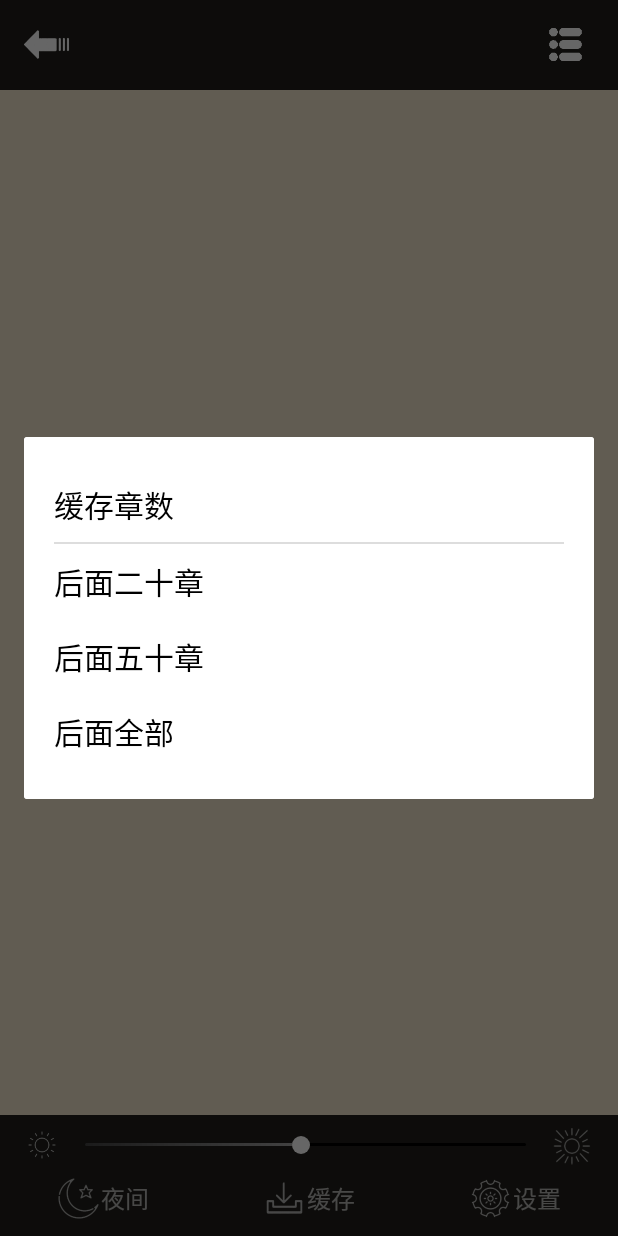
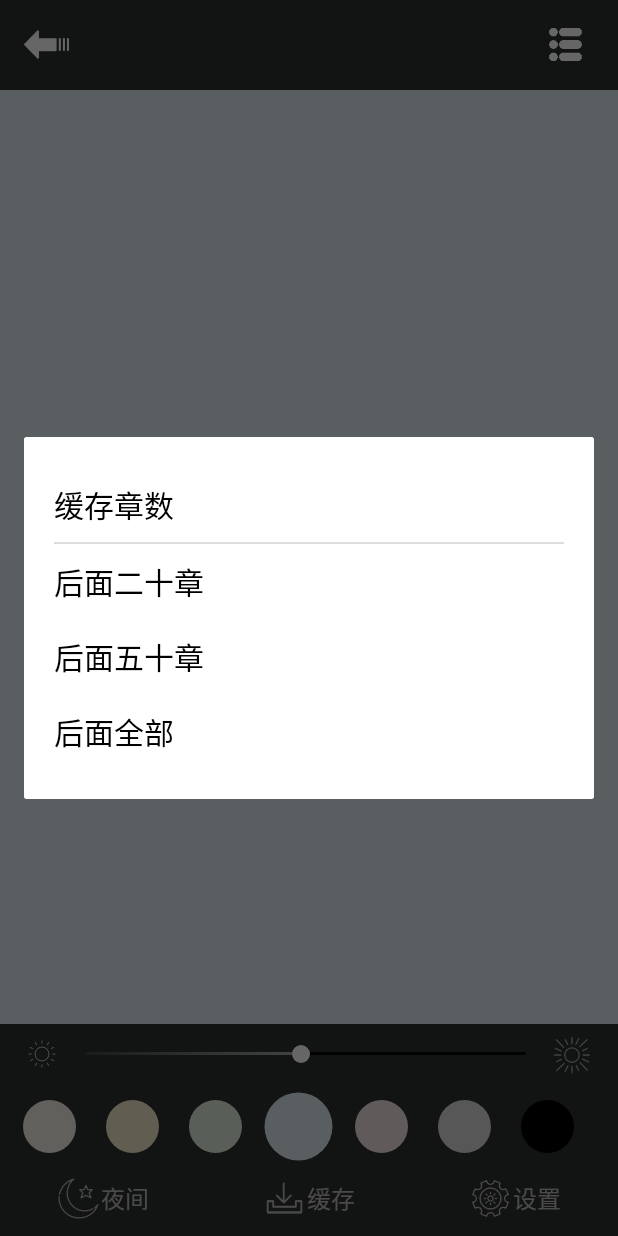
Before and after one commit to richardy2012/Novel, an Android app: the fragment TextPopupFragment placed in its activity, after a tap on "缓存", on a phone screen of 412 x 824 dp. Run offline under Robolectric (Android 15) with nearby library versions, the phone set to English and light mode, and no system bars; network calls fail; 19 statements that could not run were skipped; 3 other taps on this screen came first.

Commit message:
添加文本页面的主题选择

```diff
--- a/app/src/main/java/flandre/cn/novel/activity/IndexActivity.java
+++ b/app/src/main/java/flandre/cn/novel/activity/IndexActivity.java
@@ -469,11 +469,7 @@ public class IndexActivity extends BaseActivity implements PopUpAdapter.OnPopUpC
      * 用户具有两套主题, 一套是默认的主题, 一套是夜间的主题
      */
     private void changeConfigure() {
-        String name = NovelConfigureManager.getConfigure().getNowSourceKey();
-        String source = NovelConfigureManager.getConfigure().getNowSourceValue();
         NovelConfigureManager.changeConfigure();
-        NovelConfigureManager.getConfigure().setNowSourceKey(name);
-        NovelConfigureManager.getConfigure().setNowSourceValue(source);
         try {
             NovelConfigureManager.saveConfigure(NovelConfigureManager.getConfigure(), this);
         } catch (IOException e) {
--- a/app/src/main/java/flandre/cn/novel/activity/LocalMusicActivity.java
+++ b/app/src/main/java/flandre/cn/novel/activity/LocalMusicActivity.java
@@ -138,6 +138,7 @@ public class LocalMusicActivity extends BaseActivity {
         relativeLayout.setBackgroundColor(NovelConfigureManager.getConfigure().getBackgroundTheme());
         slideBar = findViewById(R.id.slideBar);
         permission = findViewById(R.id.permission);
+        permission.setTextColor(NovelConfigureManager.getConfigure().getAuthorTheme());
         findViewById(R.id.control).setOnLongClickListener(new View.OnLongClickListener() {
             @Override
             public boolean onLongClick(View v) {
--- a/app/src/main/java/flandre/cn/novel/fragment/TextPopupFragment.java
+++ b/app/src/main/java/flandre/cn/novel/fragment/TextPopupFragment.java
@@ -2,12 +2,17 @@ package flandre.cn.novel.fragment;
 
 import android.content.ContentResolver;
 import android.content.Intent;
+import android.graphics.Color;
 import android.graphics.drawable.Drawable;
+import android.graphics.drawable.GradientDrawable;
 import android.os.Bundle;
 import android.provider.Settings;
 import android.support.annotation.NonNull;
+import android.support.v7.widget.LinearLayoutManager;
+import android.support.v7.widget.RecyclerView;
 import android.view.*;
 import android.widget.*;
+import flandre.cn.novel.Tools.DisplayUtil;
 import flandre.cn.novel.activity.IndexActivity;
 import flandre.cn.novel.database.SQLTools;
 import flandre.cn.novel.info.NovelDownloadInfo;
@@ -20,6 +25,7 @@ import flandre.cn.novel.activity.MenuActivity;
 import flandre.cn.novel.activity.TextActivity;
 import flandre.cn.novel.database.SQLiteNovel;
 import flandre.cn.novel.serializable.SelectList;
+import flandre.cn.novel.view.CircleView;
 
 import java.io.*;
 import java.util.ArrayList;
@@ -29,7 +35,7 @@ import java.util.List;
  * 点击TextActivity中间时的弹出框
  * 2019.??
  */
-public class TextPopupFragment extends AttachFragment implements DownloadDialogFragment.onDownloadListener, View.OnClickListener{
+public class TextPopupFragment extends AttachFragment implements DownloadDialogFragment.onDownloadListener, View.OnClickListener {
     private TextView textView;
     private TextView download;
     private ImageView imageView;
@@ -39,7 +45,7 @@ public class TextPopupFragment extends AttachFragment implements DownloadDialogF
     public void onCreate(Bundle savedInstanceState) {
         super.onCreate(savedInstanceState);
         sqLiteNovel = SQLiteNovel.getSqLiteNovel(mContext.getApplicationContext());
-        ((TextActivity)mContext).addDownloadFinishListener(this);
+        ((TextActivity) mContext).addDownloadFinishListener(this);
     }
 
     @Override
@@ -52,7 +58,18 @@ public class TextPopupFragment extends AttachFragment implements DownloadDialogF
         setupTool(view);
         setupSeekBar(view);
         setupButton(view);
+        setupRecycleView(view);
         return view;
+    }
+
+    private void setupRecycleView(View view) {
+        RecyclerView recyclerView = view.findViewById(R.id.themeChoice);
+        LinearLayoutManager manager = new LinearLayoutManager(mContext);
+        manager.setOrientation(LinearLayoutManager.HORIZONTAL);
+        recyclerView.setLayoutManager(manager);
+        NovelConfigure configure = NovelConfigureManager.getConfigure();
+        Adapter adapter = new Adapter(configure.getNovelThemes(), configure.getNovelThemePosition());
+        recyclerView.setAdapter(adapter);
     }
 
     private void setupTool(View view) {
@@ -61,7 +78,7 @@ public class TextPopupFragment extends AttachFragment implements DownloadDialogF
         back.setOnClickListener(new View.OnClickListener() {
             @Override
             public void onClick(View v) {
-                ((TextActivity)mContext).finish();
+                ((TextActivity) mContext).finish();
             }
         });
         list.setOnClickListener(new View.OnClickListener() {
@@ -69,19 +86,19 @@ public class TextPopupFragment extends AttachFragment implements DownloadDialogF
             public void onClick(View v) {
                 Intent intent = new Intent(mContext, MenuActivity.class);
                 Bundle bundle = new Bundle();
-                if (((TextActivity)mContext).getTable() == null) {
+                if (((TextActivity) mContext).getTable() == null) {
                     List<String> list = new ArrayList<>();
-                    for (NovelTextItem textItem : ((TextActivity)mContext).list) {
+                    for (NovelTextItem textItem : ((TextActivity) mContext).list) {
                         list.add(textItem.getChapter());
                     }
                     SelectList<String> selectList = new SelectList<>();
                     selectList.setList(list);
                     bundle.putSerializable("list", selectList);
                 }
-                bundle.putString("table", ((TextActivity)mContext).getTable());
-                bundle.putInt("chapter", ((TextActivity)mContext).getChapter());
+                bundle.putString("table", ((TextActivity) mContext).getTable());
+                bundle.putInt("chapter", ((TextActivity) mContext).getChapter());
                 intent.putExtras(bundle);
-                ((TextActivity)mContext).startActivityForResult(intent, ((TextActivity)mContext).MENU_ACTIVITY_RETURN);
+                ((TextActivity) mContext).startActivityForResult(intent, ((TextActivity) mContext).MENU_ACTIVITY_RETURN);
             }
         });
     }
@@ -100,7 +117,7 @@ public class TextPopupFragment extends AttachFragment implements DownloadDialogF
         seekBar.setOnSeekBarChangeListener(new SeekBar.OnSeekBarChangeListener() {
             @Override
             public void onProgressChanged(SeekBar seekBar, int progress, boolean fromUser) {
-                Window window = ((TextActivity)mContext).getWindow();
+                Window window = ((TextActivity) mContext).getWindow();
                 WindowManager.LayoutParams lp = window.getAttributes();
                 lp.screenBrightness = progress / 255.0f;
                 window.setAttributes(lp);
@@ -142,7 +159,7 @@ public class TextPopupFragment extends AttachFragment implements DownloadDialogF
                     Intent intent = new Intent();
                     intent.setAction(IndexActivity.CHANGE_THEME);
                     mContext.sendBroadcast(intent);
-                    ((TextActivity)mContext).changeTheme();
+                    ((TextActivity) mContext).changeTheme();
                 } catch (IOException e) {
                     e.printStackTrace();
                 }
@@ -168,8 +185,8 @@ public class TextPopupFragment extends AttachFragment implements DownloadDialogF
 
     @Override
     public void onDownload(View v, int type) {
-        if (((TextActivity)mContext).getTable() != null)
-            if (((TextActivity)mContext).getService().download(String.valueOf(((TextActivity)mContext).getNovelInfo().getId()), type))
+        if (((TextActivity) mContext).getTable() != null)
+            if (((TextActivity) mContext).getService().download(String.valueOf(((TextActivity) mContext).getNovelInfo().getId()), type))
                 Toast.makeText(mContext, "开始下载", Toast.LENGTH_SHORT).show();
             else
                 Toast.makeText(mContext, "加入下载队列", Toast.LENGTH_SHORT).show();
@@ -190,8 +207,8 @@ public class TextPopupFragment extends AttachFragment implements DownloadDialogF
     }
 
     public void downloadUI(int downloadFinish, int downloadCount) {
-        if (((TextActivity)mContext).getService() != null) {
-            String text = "正在下载 " + ((TextActivity)mContext).getService().getDownloadTable() + "(" + downloadFinish + "/" + downloadCount + ")";
+        if (((TextActivity) mContext).getService() != null) {
+            String text = "正在下载 " + ((TextActivity) mContext).getService().getDownloadTable() + "(" + downloadFinish + "/" + downloadCount + ")";
             download.setText(text);
             download.setVisibility(View.VISIBLE);
         }
@@ -200,11 +217,67 @@ public class TextPopupFragment extends AttachFragment implements DownloadDialogF
     @Override
     public void onDestroy() {
         super.onDestroy();
-        ((TextActivity)mContext).removeDownloadFinishListener(this);
+        ((TextActivity) mContext).removeDownloadFinishListener(this);
     }
 
     @Override
     public void onClick(View v) {
 
     }
+
+    class Adapter extends RecyclerView.Adapter<Adapter.Holder> {
+        private NovelConfigure.NovelTheme[] novelThemes;
+        private int nowChoice;
+
+        public Adapter(NovelConfigure.NovelTheme[] novelThemes, int nowChoice) {
+            this.novelThemes = novelThemes;
+            this.nowChoice = nowChoice;
+        }
+
+        @NonNull
+        @Override
+        public Holder onCreateViewHolder(@NonNull ViewGroup viewGroup, int i) {
+            CircleView view = new CircleView(mContext);
+            FrameLayout.LayoutParams params = new FrameLayout.LayoutParams(ViewGroup.LayoutParams.WRAP_CONTENT, ViewGroup.LayoutParams.WRAP_CONTENT);
+            view.setLength(DisplayUtil.dip2px(mContext, 35));
+            view.setPadding(DisplayUtil.dip2px(mContext, 10));
+            view.setLayoutParams(params);
+            return new Holder(view);
+        }
+
+        @Override
+        public void onBindViewHolder(@NonNull Holder holder, int i) {
+            NovelConfigure.NovelTheme theme = novelThemes[i];
+            CircleView circleView = (CircleView) holder.itemView;
+            circleView.setTag(i);
+            circleView.setColor(Color.parseColor(theme.backgroundColor));
+            circleView.setSelected(i == nowChoice);
+            circleView.setOnClickListener(new View.OnClickListener() {
+                @Override
+                public void onClick(View v) {
+                    NovelConfigureManager.getConfigure().setNovelThemePosition((Integer) v.getTag());
+                    ((TextActivity) mContext).changeTheme();
+                    nowChoice = (int) v.getTag();
+                    try {
+                        NovelConfigureManager.saveConfigure(mContext);
+                    } catch (IOException e) {
+                        e.printStackTrace();
+                    }
+                    notifyDataSetChanged();
+                }
+            });
+        }
+
+        @Override
+        public int getItemCount() {
+            return novelThemes.length;
+        }
+
+        class Holder extends RecyclerView.ViewHolder {
+
+            public Holder(@NonNull View itemView) {
+                super(itemView);
+            }
+        }
+    }
 }
--- a/app/src/main/java/flandre/cn/novel/service/PlayMusicService.java
+++ b/app/src/main/java/flandre/cn/novel/service/PlayMusicService.java
@@ -482,7 +482,10 @@ public class PlayMusicService extends Service {
      */
     private void setPlayOrder(int status) {
         playStatus = status;
+        if (saveList.size() == 0)return;
+        long playSongId = playList.get(playPosition);
         upsetOrder();
+        playPosition = playList.indexOf(playSongId);
     }
 
     /**
--- /dev/null
+++ b/app/src/main/java/flandre/cn/novel/view/CircleView.java
@@ -0,0 +1,61 @@
+package flandre.cn.novel.view;
+
+import android.content.Context;
+import android.graphics.Canvas;
+import android.graphics.Paint;
+import android.view.View;
+
+/**
+ * 圆形纯颜色
+ * 2020.5.4
+ */
+public class CircleView extends View {
+    private Paint mPaint;
+    private int mLength = 0;
+    private int mPadding = 0;
+    private boolean isSelected = false;
+
+    public CircleView(Context context) {
+        super(context);
+        mPaint = new Paint();
+    }
+
+    @Override
+    protected void onMeasure(int widthMeasureSpec, int heightMeasureSpec) {
+        super.onMeasure(widthMeasureSpec, heightMeasureSpec);
+        int widthMode = MeasureSpec.getMode(widthMeasureSpec);
+        int heightMode = MeasureSpec.getMode(heightMeasureSpec);
+        setMeasuredDimension(mLength + widthMode + 2 * mPadding, mLength + heightMode + 2 * mPadding);
+    }
+
+    @Override
+    public void layout(int l, int t, int r, int b) {
+        super.layout(l, t, r, b);
+    }
+
+    @Override
+    protected void onDraw(Canvas canvas) {
+        float pos = ((float) mLength) / 2 + mPadding;
+        float radius;
+        if (!isSelected) radius = ((float) mLength) / 2;
+        else radius = ((float) mLength + mPadding) / 2;
+        canvas.drawCircle(pos, pos, radius, mPaint);
+    }
+
+    public void setLength(int length) {
+        this.mLength = length;
+    }
+
+    public void setPadding(int padding) {
+        this.mPadding = padding;
+    }
+
+    @Override
+    public void setSelected(boolean selected) {
+        isSelected = selected;
+    }
+
+    public void setColor(int color) {
+        mPaint.setColor(color);
+    }
+}
--- a/app/src/main/res/layout/popup_fragment.xml
+++ b/app/src/main/res/layout/popup_fragment.xml
@@ -6,7 +6,7 @@
 
     <android.support.v7.widget.Toolbar
             android:id="@+id/top"
-            android:background="#DD000000"
+            android:background="#EE222222"
             android:layout_width="match_parent"
             android:layout_height="60dp">
 
@@ -40,7 +40,7 @@
 
     <LinearLayout
             android:id="@+id/bottom"
-            android:background="#DD000000"
+            android:background="#EE222222"
             android:orientation="vertical"
             android:layout_width="match_parent"
             android:layout_height="wrap_content"
@@ -94,7 +94,15 @@
                     android:background="@drawable/big_sun"/>
         </GridLayout>
 
+        <android.support.v7.widget.RecyclerView
+                android:id="@+id/themeChoice"
+                android:paddingLeft="5dp"
+                android:paddingRight="5dp"
+                android:layout_width="match_parent"
+                android:layout_height="wrap_content"/>
+
         <GridLayout
+                android:paddingTop="5dp"
                 android:paddingBottom="10dp"
                 android:columnCount="4"
                 android:layout_width="match_parent"
```
Also changed, not shown: app/src/main/java/flandre/cn/novel/Tools/NovelConfigure.java (+125 -69 lines), app/src/main/java/flandre/cn/novel/Tools/NovelConfigureManager.java (+14 -4 lines).
